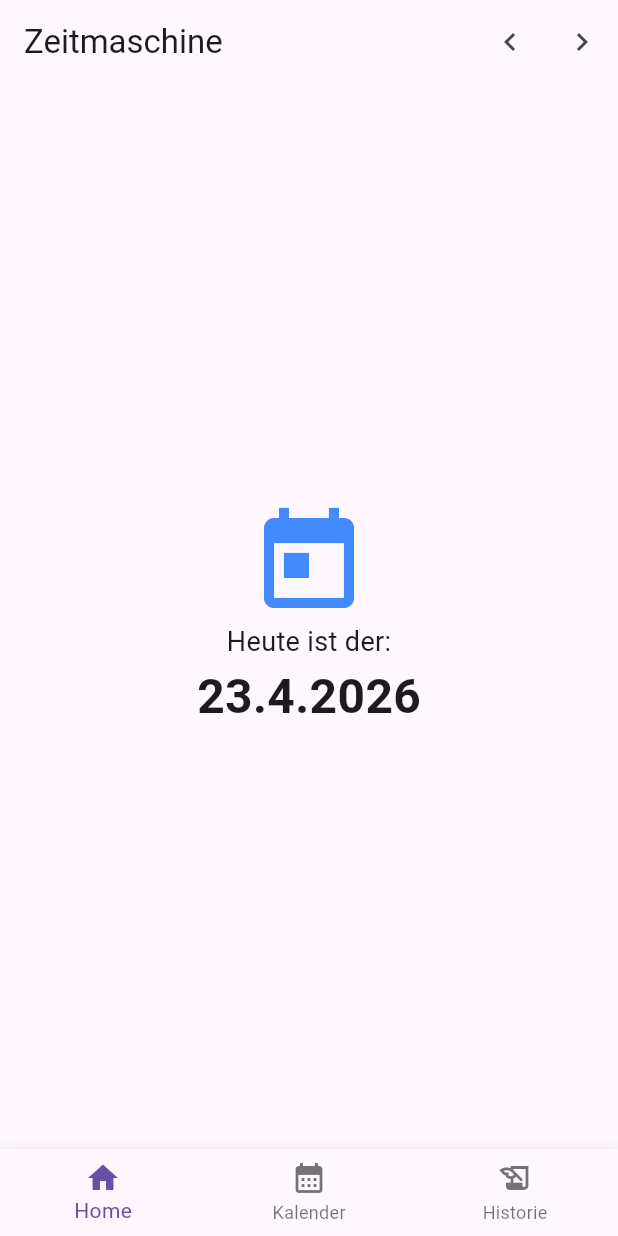
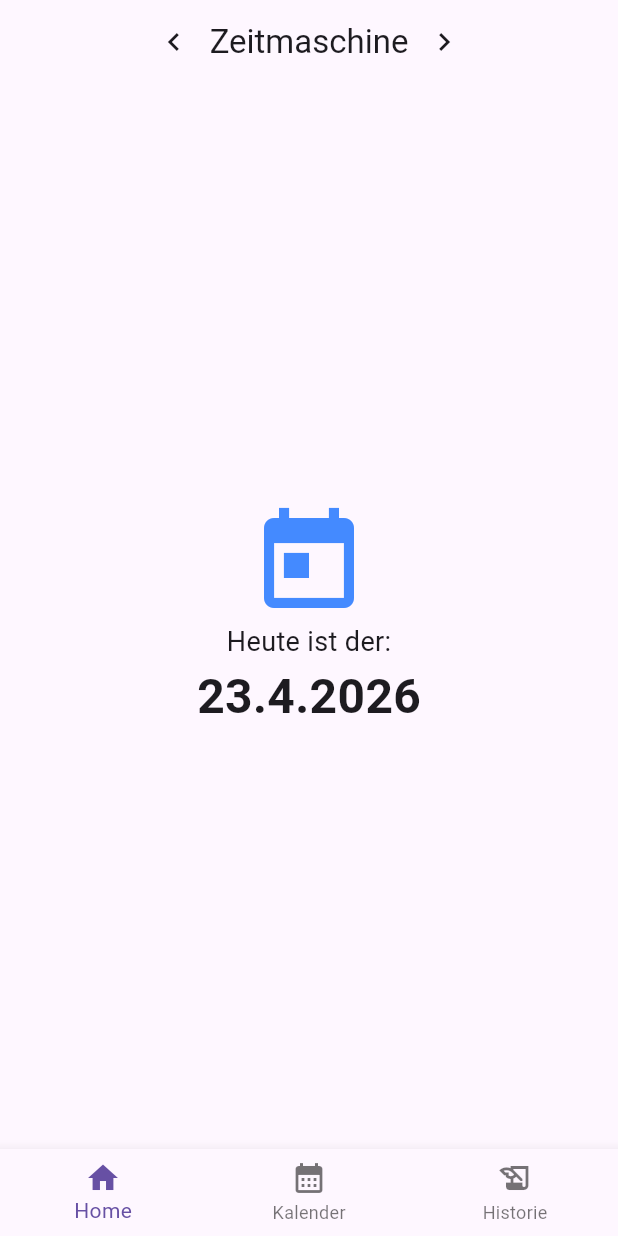
Before and after one commit to settlerde/flutter_kalender_app, a Flutter app: the screen it shows after launch, on a phone screen of 412 x 824 dp. Run offline on Flutter 3.47's test engine with Material 3 defaults, Android fonts, the phone set to English and light mode, and no system bars.

Commit message:
appbar changed

```diff
--- a/analysis_options.yaml
+++ b/analysis_options.yaml
@@ -7,6 +7,9 @@
 
 # The following line activates a set of recommended lints for Flutter apps,
 # packages, and plugins designed to encourage good coding practices.
+analyzer:
+  errors:
+    deprecated_member_use: ignore
 include: package:flutter_lints/flutter.yaml
 
 linter:
--- a/lib/main.dart
+++ b/lib/main.dart
@@ -83,8 +83,10 @@ class _CalendarAppState extends State<CalendarApp> {
 
     return Scaffold(
       appBar: AppBar(
-        title: const Text("Zeitmaschine"),
-        actions: [
+        centerTitle: true,
+        title: Row(
+          mainAxisSize: MainAxisSize.min,
+          children: [
             IconButton(
               icon: const Icon(Icons.chevron_left),
               onPressed: () => setState(
@@ -94,6 +96,7 @@ class _CalendarAppState extends State<CalendarApp> {
                 ),
               ),
             ),
+            const Text("Zeitmaschine"),
             IconButton(
               icon: const Icon(Icons.chevron_right),
               onPressed: () => setState(
@@ -104,6 +107,8 @@ class _CalendarAppState extends State<CalendarApp> {
               ),
             ),
           ],
+        ),
+        actions: [],
       ),
       body: ResponsiveLayout(
         mobileBody: IndexedStack(
```
Lines whose indentation alone changed are shown as unchanged.
